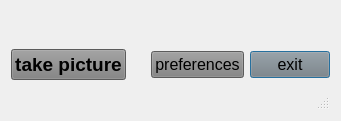
This is forms/fotobox.ui in tomikais/fotobox as Qt 5 draws it before an edit. The edited form follows.
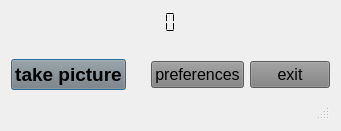
This is the edited form.

The edit to the form file:
```diff
--- a/forms/fotobox.ui
+++ b/forms/fotobox.ui
@@ -8,7 +8,7 @@
     <x>0</x>
     <y>0</y>
     <width>341</width>
-    <height>121</height>
+    <height>131</height>
    </rect>
   </property>
   <property name="windowTitle">
@@ -17,37 +17,20 @@
   <layout class="QVBoxLayout" name="verticalLayout">
    <item>
     <layout class="QGridLayout" name="gridLayout">
-     <item row="1" column="3">
-      <widget class="QPushButton" name="btnQuitApp">
-       <property name="font">
-        <font>
-         <pointsize>12</pointsize>
-        </font>
+     <item row="1" column="0" colspan="4">
+      <widget class="QLabel" name="lblPhoto">
+       <property name="sizePolicy">
+        <sizepolicy hsizetype="Expanding" vsizetype="Expanding">
+         <horstretch>0</horstretch>
+         <verstretch>0</verstretch>
+        </sizepolicy>
        </property>
-       <property name="styleSheet">
-        <string notr="true">background-color: grey;</string>
+       <property name="alignment">
+        <set>Qt::AlignCenter</set>
        </property>
-       <property name="text">
-        <string>exit</string>
-       </property>
       </widget>
      </item>
-     <item row="1" column="2">
-      <widget class="QPushButton" name="btnPreferencesDialog">
-       <property name="font">
-        <font>
-         <pointsize>12</pointsize>
-        </font>
-       </property>
-       <property name="styleSheet">
-        <string notr="true">background-color: grey;</string>
-       </property>
-       <property name="text">
-        <string>preferences</string>
-       </property>
-      </widget>
-     </item>
-     <item row="1" column="1">
+     <item row="2" column="1">
       <spacer name="horizontalSpacer">
        <property name="orientation">
         <enum>Qt::Horizontal</enum>
@@ -60,7 +43,7 @@
        </property>
       </spacer>
      </item>
-     <item row="1" column="0">
+     <item row="2" column="0">
       <widget class="QPushButton" name="btnStart">
        <property name="font">
         <font>
@@ -77,16 +60,52 @@
        </property>
       </widget>
      </item>
+     <item row="2" column="2">
+      <widget class="QPushButton" name="btnPreferencesDialog">
+       <property name="font">
+        <font>
+         <pointsize>12</pointsize>
+        </font>
+       </property>
+       <property name="styleSheet">
+        <string notr="true">background-color: grey;</string>
+       </property>
+       <property name="text">
+        <string>preferences</string>
+       </property>
+      </widget>
+     </item>
+     <item row="2" column="3">
+      <widget class="QPushButton" name="btnQuitApp">
+       <property name="font">
+        <font>
+         <pointsize>12</pointsize>
+        </font>
+       </property>
+       <property name="styleSheet">
+        <string notr="true">background-color: grey;</string>
+       </property>
+       <property name="text">
+        <string>exit</string>
+       </property>
+      </widget>
+     </item>
      <item row="0" column="0" colspan="4">
-      <widget class="QLabel" name="lblPhoto">
+      <widget class="QLCDNumber" name="lcdCountdown">
        <property name="sizePolicy">
         <sizepolicy hsizetype="Expanding" vsizetype="Expanding">
          <horstretch>0</horstretch>
          <verstretch>0</verstretch>
         </sizepolicy>
        </property>
-       <property name="alignment">
-        <set>Qt::AlignCenter</set>
+       <property name="frameShape">
+        <enum>QFrame::NoFrame</enum>
+       </property>
+       <property name="digitCount">
+        <number>1</number>
+       </property>
+       <property name="segmentStyle">
+        <enum>QLCDNumber::Flat</enum>
        </property>
       </widget>
      </item>
```
